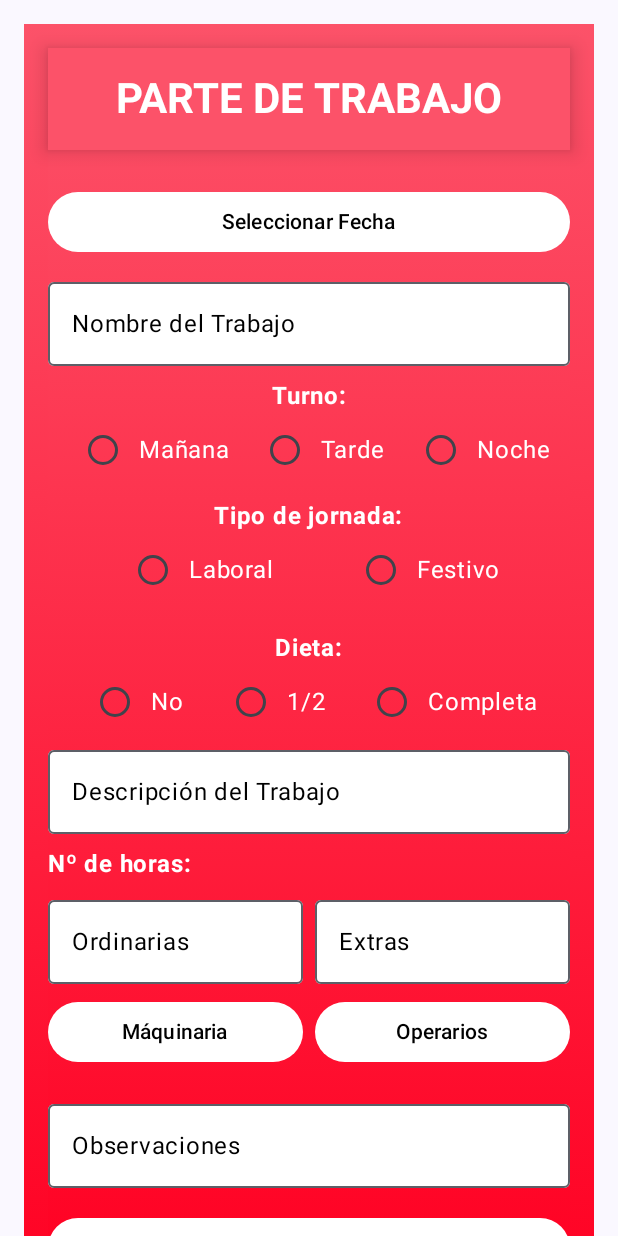
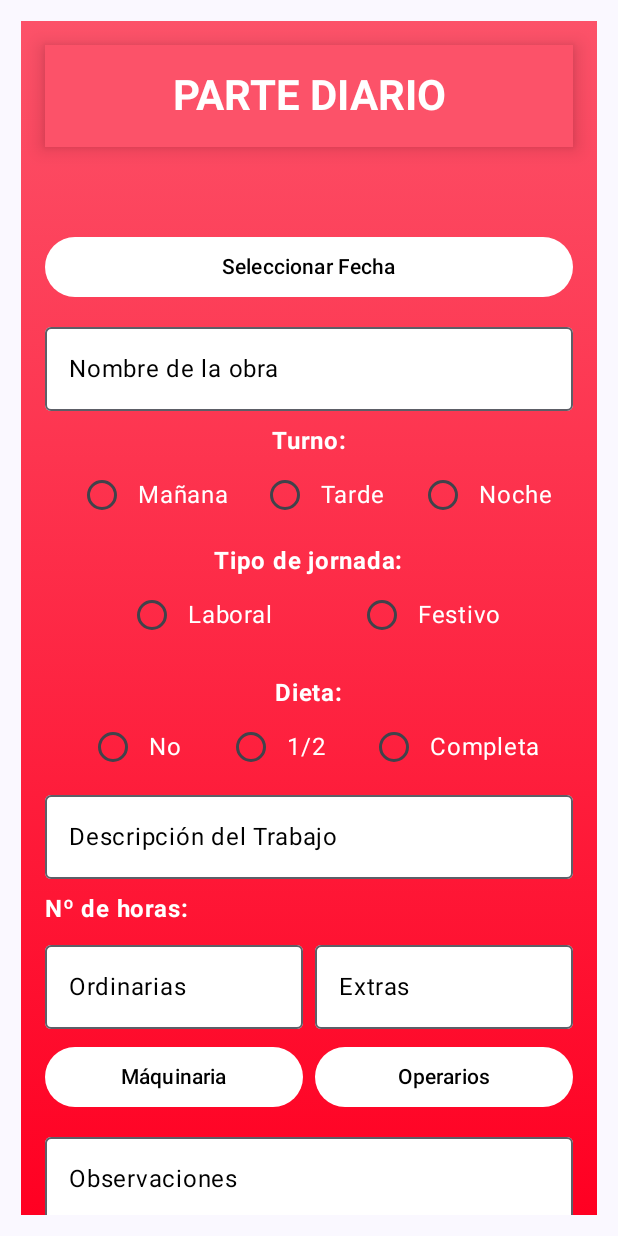
Before and after one commit to Gitrsh/ProyectoDAM_UAX, an Android app built with Jetpack Compose: the ParteScreen screen opened through its navigation route, on a phone screen of 412 x 824 dp. Run offline under Robolectric (Android 15) with nearby library versions, the phone set to English and light mode, and no system bars; our stand-ins replace Firebase (no records; nobody signed in at launch, a user with empty details on screens opened directly).

Commit message:
Hacer el proyecto responsive para poder ajustar tamaño a diferrentes formatos y pequeñas modificaciones de la interfaz (barra superior encapsulada en todas las pantallas).

```diff
--- a/app/src/main/java/com/rsh/app_jornet/ui/screens/CrearParte.kt
+++ b/app/src/main/java/com/rsh/app_jornet/ui/screens/CrearParte.kt
@@ -46,58 +46,43 @@ fun ParteScreen(navController: NavController, vistaModelo: VistaModelo) {
     val context = LocalContext.current
 
 
-    Column(
+    Box(
         modifier = Modifier
             .fillMaxSize()
-            .verticalScroll(rememberScrollState())
-            .padding(16.dp)
-            .background(Brush.verticalGradient(colors = listOf(Red1, Red2))),
-        horizontalAlignment = Alignment.CenterHorizontally,
+            .padding(14.dp)
+            .background(Color.White)
     ) {
+        BoxWithConstraints(
+            modifier = Modifier
+                .fillMaxSize()
+                .background(Brush.verticalGradient(colors = listOf(Red1, Red2)))
+        ) {
+            val anchoMax = if (maxWidth > 720.dp) 700.dp else maxWidth
+
+            Box(modifier = Modifier.fillMaxSize()) {
+
 
                 Column(
                     modifier = Modifier
-            .fillMaxSize()
-            .padding(16.dp)
-            .background(Brush.verticalGradient(colors = listOf(Red1, Red2))),
-        horizontalAlignment = Alignment.CenterHorizontally,
+                        .widthIn(max = anchoMax)
+                        .align(Alignment.TopCenter)
+                        .padding(top = 100.dp)
+                        .verticalScroll(rememberScrollState())
+                        .padding(16.dp),
+                    horizontalAlignment = Alignment.CenterHorizontally
                 ) {
-        // Barra superior con sombra
-        Surface(
-            modifier = Modifier
-                .fillMaxWidth(),
-            color = Red1,
-            shadowElevation = 8.dp
-        ) {
-            Box(
-                modifier = Modifier
-                    .fillMaxWidth()
-                    .padding(16.dp),
-                contentAlignment = Alignment.Center
-            ) {
-                Text(
-                    text = "PARTE DE TRABAJO",
-                    color = Color.White,
-                    fontWeight = FontWeight.Bold,
-                    style = MaterialTheme.typography.headlineMedium
-                )
-            }
-        }
+                    Spacer(modifier = Modifier.height(24.dp))
 
-        Spacer(modifier = Modifier.height(24.dp))
             // Selección de Fecha (ver clase SeleccionFecha)
-        SeleccionFecha(fecha) { nuevaFecha ->
-            fecha = nuevaFecha
-        }
-
+            SeleccionFecha(fecha) { nuevaFecha -> fecha = nuevaFecha }
 
             Spacer(modifier = Modifier.height(8.dp))
 
-        // Campo Nombre del Trabajo
+            // Campo Nombre de la obra
             OutlinedTextField(
                 value = obra,
                 onValueChange = { obra = it },
-            label = { Text("Nombre del Trabajo", color = Color.Black) },
+                label = { Text("Nombre de la obra", color = Color.Black) },
                 modifier = Modifier.fillMaxWidth(),
                 singleLine = true,
                 colors = OutlinedTextFieldDefaults.colors(
@@ -117,29 +102,23 @@ fun ParteScreen(navController: NavController, vistaModelo: VistaModelo) {
             ) {
                 listOf("Mañana", "Tarde", "Noche").forEach { opcion ->
                     Row(verticalAlignment = Alignment.CenterVertically) {
-                    RadioButton(//Ver comentarios radioButton de abajo
-                        selected = turno == opcion,
-                        onClick = { turno = opcion }
-                    )
+                        RadioButton(selected = turno == opcion, onClick = { turno = opcion })
                         Text(opcion, color = Color.White)
                     }
                 }
             }
             Spacer(modifier = Modifier.height(8.dp))
 
-        // Selección Laboral / Festivo con RadioButton
+            // Selección tipo de jornada
             Text("Tipo de jornada:", color = Color.White, fontWeight = FontWeight.Bold)
             Row(
                 modifier = Modifier.fillMaxWidth(),
                 horizontalArrangement = Arrangement.SpaceEvenly
             ) {
-            listOf("Laboral", "Festivo").forEach { opcion ->//recorremos la lista
+                listOf("Laboral", "Festivo").forEach { opcion ->
                     Row(verticalAlignment = Alignment.CenterVertically) {
-                    RadioButton(
-                        selected = tipoJornada == opcion,//verifica si el valor de 'dieta' coincide con esta 'opcion' para saber si esta marcado o no
-                        onClick = { tipoJornada = opcion }//actualiza 'dieta' con el valor 'opcion'
-                    )
-                    Text(opcion, color = Color.White) //asigna el texto a cada boton
+                        RadioButton(selected = tipoJornada == opcion, onClick = { tipoJornada = opcion })
+                        Text(opcion, color = Color.White)
                     }
                 }
             }
@@ -151,17 +130,13 @@ fun ParteScreen(navController: NavController, vistaModelo: VistaModelo) {
                 modifier = Modifier.fillMaxWidth(),
                 horizontalArrangement = Arrangement.SpaceEvenly
             ) {
-            listOf("No", "1/2", "Completa").forEach { opcion ->//Ver comentarios radioButton de arriba
+                listOf("No", "1/2", "Completa").forEach { opcion ->
                     Row(verticalAlignment = Alignment.CenterVertically) {
-                    RadioButton(
-                        selected = dieta == opcion,
-                        onClick = { dieta = opcion }
-                    )
+                        RadioButton(selected = dieta == opcion, onClick = { dieta = opcion })
                         Text(opcion, color = Color.White)
                     }
                 }
             }
-
 
             // Campo Descripción del Trabajo
             OutlinedTextField(
@@ -225,33 +200,25 @@ fun ParteScreen(navController: NavController, vistaModelo: VistaModelo) {
             // Botones para seleccionar máquinas y trabajadores
             Row(
                 modifier = Modifier.fillMaxWidth(),
-            horizontalArrangement = Arrangement.SpaceBetween // Esto debe estar dentro del Row
+                horizontalArrangement = Arrangement.SpaceBetween
             ) {
-            // Botón para seleccionar máquinas
                 Button(
                     onClick = { mostrarDialogoMaq = true },
-                modifier = Modifier.weight(1f), // El weight asegura que los botones ocupen el mismo espacio
+                    modifier = Modifier.weight(1f),
                     colors = ButtonDefaults.buttonColors(containerColor = Color.White)
                 ) {
                     Text("Máquinaria", color = Color.Black)
                 }
-
-            Spacer(modifier = Modifier.width(8.dp)) // Espacio entre los botones
-
-            // Botón para seleccionar trabajadores
+                Spacer(modifier = Modifier.width(8.dp))
                 Button(
                     onClick = { mostrarDialogoEmp = true },
-                modifier = Modifier.weight(1f), // El weight asegura que los botones ocupen el mismo espacio
+                    modifier = Modifier.weight(1f),
                     colors = ButtonDefaults.buttonColors(containerColor = Color.White)
                 ) {
                     Text("Operarios", color = Color.Black)
                 }
             }
 
-        // Dialog para seleccionar máquinas
-        //En conjunto este bloque si tenemos una lista de maquinas y el usuario hace click en una maquina
-        //crea una copia de ella cambiando el valor del campo llamado 'seleccionado'
-        //Usamos una copia 'copy()' porque 'maquinas' es una llista de objetos inmutable no podemos cambiar sus valores de forma directa
             if (mostrarDialogoMaq) {
                 DialogoSeleccion(
                     lista = maquinas,
@@ -259,10 +226,20 @@ fun ParteScreen(navController: NavController, vistaModelo: VistaModelo) {
                     onSeleccion = { maquinaSeleccionada ->
                         val index = maquinas.indexOfFirst { it.campo1 == maquinaSeleccionada.campo1 }
                         if (index != -1) {
-                        //
-                        maquinas[index] = // Aquí hacemos como una banderita. con el operador ! cambiamos si seleccionado era true ahora false
-                            maquinas[index].copy(seleccionado = !maquinas[index].seleccionado)
-                        //copy nos permite copiar un obj. cambiando solo los valores q queramos 'seleccionado' en este caso
+                            maquinas[index] = maquinas[index].copy(seleccionado = !maquinas[index].seleccionado)
+                        }
+                    }
+                )
+            }
+
+            if (mostrarDialogoEmp) {
+                DialogoSeleccion(
+                    lista = empleados,
+                    onDismiss = { mostrarDialogoEmp = false },
+                    onSeleccion = { empleadoSeleccionado ->
+                        val index = empleados.indexOfFirst { it.campo1 == empleadoSeleccionado.campo1 }
+                        if (index != -1) {
+                            empleados[index] = empleados[index].copy(seleccionado = !empleados[index].seleccionado)
                         }
                     }
                 )
@@ -270,25 +247,6 @@ fun ParteScreen(navController: NavController, vistaModelo: VistaModelo) {
 
             Spacer(modifier = Modifier.height(8.dp))
 
-        // Dialog para seleccionar trabajadore
-        //ver comentarios bloque mostrarDialogMaq
-        if (mostrarDialogoEmp) {
-            DialogoSeleccion(
-                lista = empleados,
-                onDismiss = { mostrarDialogoEmp = false },
-                onSeleccion = { empleadoSeleccionado ->
-                    val index = empleados.indexOfFirst { it.campo1 == empleadoSeleccionado.campo1 }
-                    if (index != -1) {
-                        empleados[index] =
-                            empleados[index].copy(seleccionado = !empleados[index].seleccionado)
-                    }
-                }
-            )
-        }
-
-        Spacer(modifier = Modifier.height(8.dp))
-
-        // Campo Observaciones
             OutlinedTextField(
                 value = observaciones,
                 onValueChange = { observaciones = it },
@@ -305,35 +263,23 @@ fun ParteScreen(navController: NavController, vistaModelo: VistaModelo) {
             )
             Spacer(modifier = Modifier.height(16.dp))
 
-        // Botón para guardar el parte de trabajo
                     Button(
                         onClick = {
                             val empSeleccionados = empleados.filter { it.seleccionado }
                             val maqSeleccionadas = maquinas.filter { it.seleccionado }
 
                             val mensajeError = validarCamposParteTrabajo(
-                    fecha,
-                    obra,
-                    descripcionTrabajo,
-                    horasTrabajadas,
-                    turno,
-                    tipoJornada,
-                    dieta,
-                    empSeleccionados
+                                fecha, obra, descripcionTrabajo, horasTrabajadas,
+                                turno, tipoJornada, dieta, empSeleccionados
                             )
 
                             if (mensajeError != null) {
-                    Toast.makeText(
-                        navController.context,
-                        mensajeError,
-                        Toast.LENGTH_SHORT
-                    ).show()
+                                Toast.makeText(navController.context, mensajeError, Toast.LENGTH_SHORT).show()
                             } else {
-                    // Creamos el objeto ParteTrabajo
                                 val parte = ParteTrabajo(
                                     fecha = fecha,
                                     obra = obra,
-                        maquinas = maqSeleccionadas.map { maq->
+                                    maquinas = maqSeleccionadas.map { maq ->
                                         mapOf(
                                             "matricula" to maq.campo1,
                                             "modelo" to maq.campo2,
@@ -356,24 +302,42 @@ fun ParteScreen(navController: NavController, vistaModelo: VistaModelo) {
                                     horasTrabajadas = horasTrabajadas.toIntOrNull() ?: 0,
                                     dieta = dieta
                                 )
-
-
-                    // Llamamos a vistaModelo para guardar el parte
                                 vistaModelo.generarParte(parte, onError = { error ->
                                     Toast.makeText(context, error, Toast.LENGTH_SHORT).show()
                                 })
-
-                    // Mensaje OK parte creado
-                    Toast.makeText(
-                        navController.context,
-                        "Parte de Trabajo Creado",
-                        Toast.LENGTH_SHORT
-                    ).show()
-                    navController.popBackStack()  // Regresamos a la pantalla anterior
+                                Toast.makeText(navController.context, "Parte de Trabajo Creado", Toast.LENGTH_SHORT).show()
+                                navController.popBackStack()
                             }
                         },
                         modifier = Modifier.fillMaxWidth(),
                         colors = ButtonDefaults.buttonColors(containerColor = Color.White)
                     ) {
                         Text("Crear Parte de Trabajo", color = Color.Black)
-        }}}}
+                    }
+                }
+               //BArra superior
+                Surface(
+                    modifier = Modifier
+                        .fillMaxWidth()
+                        .padding(16.dp),
+                    color = Red1,
+                    shadowElevation = 8.dp
+                ) {
+                    Box(
+                        modifier = Modifier
+                            .fillMaxWidth()
+                            .padding(16.dp),
+                        contentAlignment = Alignment.Center
+                    ) {
+                        Text(
+                            text = "PARTE DIARIO",
+                            color = Color.White,
+                            fontWeight = FontWeight.Bold,
+                            style = MaterialTheme.typography.headlineMedium
+                        )
+                    }
+                }
+            }
+        }
+    }
+}
--- a/app/src/main/java/com/rsh/app_jornet/ui/screens/Login.kt
+++ b/app/src/main/java/com/rsh/app_jornet/ui/screens/Login.kt
@@ -11,8 +11,6 @@ import androidx.compose.ui.platform.LocalContext
 import androidx.compose.ui.text.input.PasswordVisualTransformation
 import androidx.compose.ui.unit.dp
 import com.rsh.app_jornet.auth.MiAutenticador
-import com.rsh.app_jornet.ui.theme.App_JornetTheme
-import android.os.Bundle
 import androidx.compose.foundation.Image
 import androidx.compose.foundation.background
 import androidx.compose.foundation.shape.CircleShape
@@ -21,12 +19,13 @@ import androidx.compose.ui.draw.clip
 import androidx.compose.ui.graphics.Brush
 import androidx.compose.ui.graphics.Color
 import androidx.compose.ui.res.painterResource
+import androidx.compose.ui.text.font.FontWeight
 import androidx.compose.ui.unit.sp
 import androidx.navigation.NavHostController
-import androidx.navigation.compose.rememberNavController
 import com.rsh.app_jornet.R
 import com.rsh.app_jornet.ui.theme.Red1
 import com.rsh.app_jornet.ui.theme.Red2
+
 //Pantalla de logueo. Primera pantalla de la aplicación
 @Composable
 fun LoginScreen(navController: NavHostController) {
@@ -34,15 +33,45 @@ fun LoginScreen(navController: NavHostController) {
     var email by remember { mutableStateOf("") }
     var password by remember { mutableStateOf("") }
 
+    Box(
+        modifier = Modifier
+            .fillMaxSize()
+            .padding(14.dp)
+            .background(Color.White)
+    ) {
+        BoxWithConstraints(
+            modifier = Modifier
+                .fillMaxSize()
+                .background(Brush.verticalGradient(listOf(Red1, Red2)))
+                .padding(16.dp)
+        ) {
+            val anchoMax = if (maxWidth > 600.dp) 500.dp else maxWidth
+
+            Surface(
+                modifier = Modifier.fillMaxWidth(),
+                color = Red1,
+                shadowElevation = 8.dp
+            ) {
+                Box(
+                    modifier = Modifier
+                        .fillMaxWidth()
+                        .padding(16.dp),
+                    contentAlignment = Alignment.Center
+                ) {
+                    Text(
+                        text = "APPARTES",
+                        color = Color.White,
+                        fontWeight = FontWeight.Bold,
+                        style = MaterialTheme.typography.headlineMedium
+                    )
+                }
+            }
+
             Column(
                 modifier = Modifier
-            .fillMaxSize()
-            .padding(16.dp)
-            .background(
-                Brush.verticalGradient(
-                    listOf(Red1, Red2)
-                )
-            ),
+                    .widthIn(max = anchoMax)
+                    .align(Alignment.Center)
+                    .padding(top = 100.dp), // Separamos el contenido de la barra superior
                 horizontalAlignment = Alignment.CenterHorizontally,
                 verticalArrangement = Arrangement.Center
             ) {
@@ -65,14 +94,12 @@ fun LoginScreen(navController: NavHostController) {
 
                 Spacer(modifier = Modifier.height(20.dp))
 
-        //  Email
+                // Email
                 TextField(
                     value = email,
                     onValueChange = { email = it },
                     label = { Text("Correo Electrónico", color = Color.Black) },
-            modifier = Modifier
-                .fillMaxWidth()
-                .padding(8.dp),
+                    modifier = Modifier.fillMaxWidth().padding(8.dp),
                     colors = TextFieldDefaults.colors(
                         focusedTextColor = Color.Black,
                         unfocusedTextColor = Color.Black,
@@ -84,14 +111,12 @@ fun LoginScreen(navController: NavHostController) {
 
                 Spacer(modifier = Modifier.height(8.dp))
 
-        //  Contraseña
+                // Contraseña
                 TextField(
                     value = password,
                     onValueChange = { password = it },
                     label = { Text("Contraseña", color = Color.Black) },
-            modifier = Modifier
-                .fillMaxWidth()
-                .padding(8.dp),
+                    modifier = Modifier.fillMaxWidth().padding(8.dp),
                     visualTransformation = PasswordVisualTransformation(),
                     colors = TextFieldDefaults.colors(
                         focusedTextColor = Color.Black,
@@ -104,13 +129,11 @@ fun LoginScreen(navController: NavHostController) {
 
                 Spacer(modifier = Modifier.height(16.dp))
 
-        // Botón Iniciar Sesión
                 Button(
                     onClick = {
                         if (email.isBlank() || password.isBlank()) {
                             Toast.makeText(context, "Rellena todos los campos", Toast.LENGTH_SHORT).show()
                         } else {
-                    // Usamos el objeto MiAutenticador para hacer la autenticación
                             MiAutenticador.accesoUsuario(email, password) { success, errorMessage ->
                                 if (success) {
                                     Toast.makeText(context, "Login correcto", Toast.LENGTH_SHORT).show()
@@ -118,11 +141,7 @@ fun LoginScreen(navController: NavHostController) {
                                         popUpTo("login") { inclusive = true }
                                     }
                                 } else {
-                            Toast.makeText(
-                                context,
-                                errorMessage ?: "Error desconocido",
-                                Toast.LENGTH_SHORT
-                            ).show()
+                                    Toast.makeText(context, errorMessage ?: "Error desconocido", Toast.LENGTH_SHORT).show()
                                 }
                             }
                         }
@@ -137,7 +156,6 @@ fun LoginScreen(navController: NavHostController) {
 
                 Spacer(modifier = Modifier.height(16.dp))
 
-        // Botón para ir a Registro
                 TextButton(
                     onClick = { navController.navigate("Sign") },
                     colors = ButtonDefaults.textButtonColors(contentColor = Color.Black)
@@ -146,3 +164,5 @@ fun LoginScreen(navController: NavHostController) {
                 }
             }
         }
+    }
+}
--- a/app/src/main/java/com/rsh/app_jornet/ui/theme/Color.kt
+++ b/app/src/main/java/com/rsh/app_jornet/ui/theme/Color.kt
@@ -13,9 +13,9 @@ val Pink40 = Color(0xFF7D5260)
 val Red1 = Color(0xFFFC5269)
 val Red2 = Color(0xFFFF0022)
 val Red3 = Color(0xFFF7556B)
-val Red10 = Color(0x80FC5269)
-val Red20 = Color(0x80FF0022)
-val Red30 = Color(0x80F7556B)
+val Red10 = Color(0xFFFFCDD2)
+val Red20 = Color(0xFFFFEBEE)
+val Red30 = Color(0xFFFF8A80)
 
 
 val Green = Color(0xFF4CAF50)
```
Also changed, not shown: app/src/main/java/com/rsh/app_jornet/ui/screens/Home.kt (+38 -15 lines), app/src/main/java/com/rsh/app_jornet/ui/screens/Sign.kt (+50 -21 lines). Lines whose indentation alone changed are shown as unchanged.
